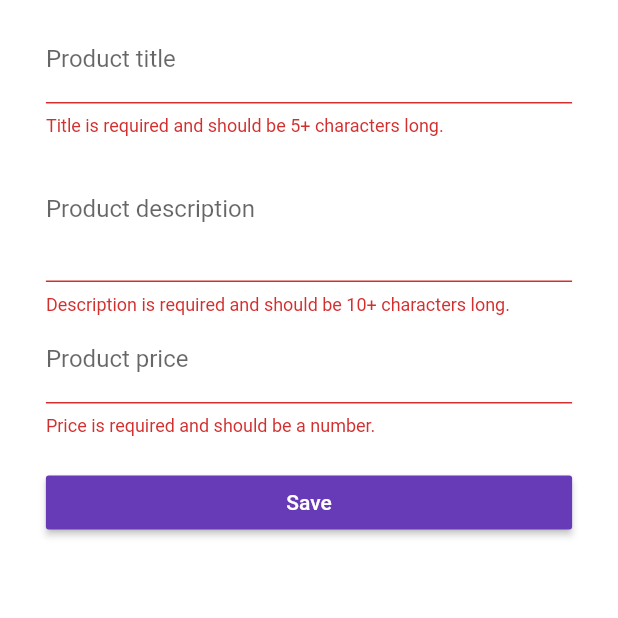
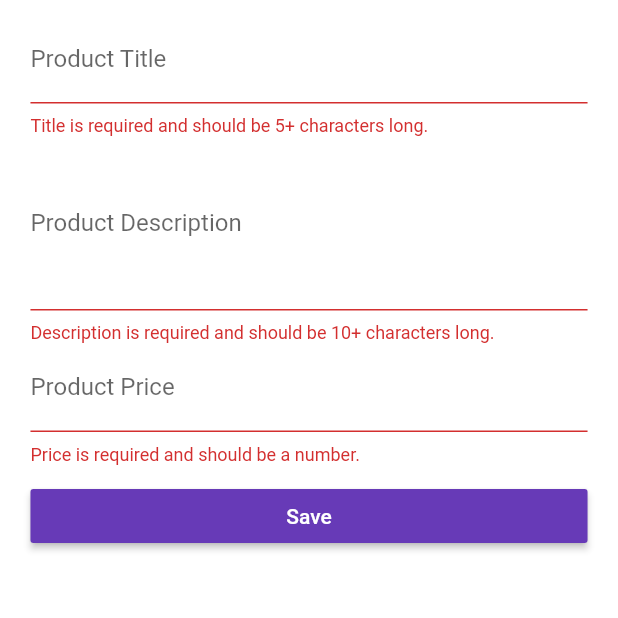
Before and after one commit to AliRadmanesh/flutter-easy-list, a Flutter app: the ProductEditPage screen opened directly, after a tap on "Save", on a phone screen of 412 x 824 dp, the top half of it. Run offline on Flutter 3.47's test engine with Material 2 defaults, Android fonts, the phone set to English and light mode, and no system bars.

Commit message:
App imrovements & bug fixing

```diff
--- a/lib/pages/product_edit.dart
+++ b/lib/pages/product_edit.dart
@@ -1,4 +1,6 @@
 import 'package:flutter/material.dart';
+
+import '../widgets/helpers/ensure_visible.dart';
 
 class ProductEditPage extends StatefulWidget {
   final Function addProduct;
@@ -23,44 +25,59 @@ class _ProductEditPageState extends State<ProductEditPage> {
     'image': 'assets/images/food.jpg'
   };
   final GlobalKey<FormState> _formKey = GlobalKey<FormState>();
+  final _titleFocusNode = FocusNode();
+  final _descriptionFocusNode = FocusNode();
+  final _priceFocusNode = FocusNode();
 
   Widget _buildTitleTextField() {
-    return TextFormField(
-      decoration: InputDecoration(labelText: 'Product title'),
+    return EnsureVisibleWhenFocused(
+      focusNode: _titleFocusNode,
+      child: TextFormField(
+        focusNode: _titleFocusNode,
+        decoration: InputDecoration(labelText: 'Product Title'),
         initialValue: widget.product == null ? '' : widget.product['title'],
         validator: (String value) {
           // if (value.trim().length <= 0) {
-        if (value.isEmpty || value.trim().length < 5) {
-          return 'Title is required and should be 5+ characters long.'; // Return error message
+          if (value.isEmpty || value.length < 5) {
+            return 'Title is required and should be 5+ characters long.';
           }
         },
         onSaved: (String value) {
           _formData['title'] = value;
         },
+      ),
     );
   }
 
   Widget _buildDescriptionTextField() {
-    return TextFormField(
-      maxLines: 3,
-      decoration: InputDecoration(labelText: 'Product description'),
-      initialValue: widget.product == null ? '' : widget.product['description'],
+    return EnsureVisibleWhenFocused(
+      focusNode: _descriptionFocusNode,
+      child: TextFormField(
+        focusNode: _descriptionFocusNode,
+        maxLines: 4,
+        decoration: InputDecoration(labelText: 'Product Description'),
+        initialValue:
+            widget.product == null ? '' : widget.product['description'],
         validator: (String value) {
           // if (value.trim().length <= 0) {
-        if (value.isEmpty || value.trim().length < 10) {
-          return 'Description is required and should be 10+ characters long.'; // Return error message
+          if (value.isEmpty || value.length < 10) {
+            return 'Description is required and should be 10+ characters long.';
           }
         },
         onSaved: (String value) {
           _formData['description'] = value;
         },
+      ),
     );
   }
 
   Widget _buildPriceTextField() {
-    return TextFormField(
-      decoration: InputDecoration(labelText: 'Product price'),
+    return EnsureVisibleWhenFocused(
+      focusNode: _priceFocusNode,
+      child: TextFormField(
+        focusNode: _priceFocusNode,
         keyboardType: TextInputType.number,
+        decoration: InputDecoration(labelText: 'Product Price'),
         initialValue:
             widget.product == null ? '' : widget.product['price'].toString(),
         validator: (String value) {
@@ -73,6 +90,52 @@ class _ProductEditPageState extends State<ProductEditPage> {
         onSaved: (String value) {
           _formData['price'] = double.parse(value);
         },
+      ),
+    );
+  }
+
+  Widget _buildPageContent(BuildContext context) {
+    final double deviceWidth = MediaQuery.of(context).size.width;
+    final double targetWidth = deviceWidth > 550.0 ? 500.0 : deviceWidth * 0.95;
+    final double targetPadding = deviceWidth - targetWidth;
+    return GestureDetector(
+      onTap: () {
+        FocusScope.of(context).requestFocus(FocusNode());
+      },
+      child: Container(
+        margin: EdgeInsets.all(10.0),
+        child: Form(
+          key: _formKey,
+          // [ListView] items will always take the full available space,
+          // so they don't take effect by MediaQuery size.
+          // And instead of setting "width: targetWidth" in [Container]
+          // we should use padding in [ListView]
+          child: ListView(
+            padding: EdgeInsets.symmetric(horizontal: targetPadding / 2),
+            children: <Widget>[
+              _buildTitleTextField(),
+              _buildDescriptionTextField(),
+              _buildPriceTextField(),
+              SizedBox(
+                height: 10.0,
+              ),
+              RaisedButton(
+                child: Text('Save'),
+                textColor: Colors.white,
+                onPressed: _submitForm,
+              )
+              // GestureDetector(
+              //   onTap: _submitForm,
+              //   child: Container(
+              //     color: Colors.green,
+              //     padding: EdgeInsets.all(5.0),
+              //     child: Text('My Button'),
+              //   ),
+              // )
+            ],
+          ),
+        ),
+      ),
     );
   }
 
@@ -87,55 +150,13 @@ class _ProductEditPageState extends State<ProductEditPage> {
     } else {
       widget.updateProduct(widget.productIndex, _formData);
     }
+
     Navigator.pushReplacementNamed(context, '/products');
   }
 
   @override
   Widget build(BuildContext context) {
-    final double deviceWidth = MediaQuery.of(context).size.width;
-    final double targetWidth =
-        deviceWidth > 640.0 ? deviceWidth * 0.70 : deviceWidth * 0.90;
-    final double targetPadding = deviceWidth - targetWidth;
-    final Widget pageContent = GestureDetector(
-      onTap: () {
-        FocusScope.of(context).requestFocus(FocusNode());
-      },
-      child: Container(
-        margin: EdgeInsets.all(10.0),
-        // [ListView] items will always take the full available space,
-        // so they don't take effect by MediaQuery size.
-        // And instead of setting "width: targetWidth" in [Container]
-        // we should use padding in [ListView]
-        child: Form(
-          key: _formKey,
-          child: ListView(
-            padding: EdgeInsets.symmetric(horizontal: targetPadding / 2),
-            children: <Widget>[
-              _buildTitleTextField(),
-              _buildDescriptionTextField(),
-              _buildPriceTextField(),
-              SizedBox(
-                height: 20.0,
-              ),
-              RaisedButton(
-                // color: Theme.of(context).accentColor,
-                textColor: Colors.white,
-                child: Text('Save'),
-                onPressed: _submitForm,
-              ),
-              // GestureDetector(
-              //   onDoubleTap: _submitForm, // Many gestures can be handled here!
-              //   child: Container(
-              //     color: Colors.green,
-              //     padding: EdgeInsets.all(5.0),
-              //     child: Text('My Button'),
-              //   ),
-              // ),
-            ],
-          ),
-        ),
-      ),
-    );
+    final Widget pageContent = _buildPageContent(context);
     return widget.product == null
         ? pageContent
         : Scaffold(
--- a/lib/pages/products.dart
+++ b/lib/pages/products.dart
@@ -45,7 +45,7 @@ class ProductsPage extends StatelessWidget {
           IconButton(
             icon: Icon(Icons.favorite),
             onPressed: () {},
-          ),
+          )
         ],
       ),
       body: Products(products),
--- a/lib/pages/products_admin.dart
+++ b/lib/pages/products_admin.dart
@@ -60,7 +60,7 @@ class ProductsAdminPage extends StatelessWidget {
         body: TabBarView(
           children: <Widget>[
             ProductEditPage(addProduct: addProduct),
-            ProductListPage(products, updateProduct)
+            ProductListPage(products, updateProduct, deleteProduct)
           ],
         ),
       ),
--- /dev/null
+++ b/lib/widgets/helpers/ensure_visible.dart
@@ -0,0 +1,87 @@
+import 'dart:async';
+
+import 'package:flutter/rendering.dart';
+import 'package:flutter/widgets.dart';
+import 'package:meta/meta.dart';
+
+class EnsureVisibleWhenFocused extends StatefulWidget {
+  const EnsureVisibleWhenFocused({
+    Key key,
+    @required this.child,
+    @required this.focusNode,
+    this.curve: Curves.ease,
+    this.duration: const Duration(milliseconds: 100),
+  }) : super(key: key);
+
+  /// The node we will monitor to determine if the child is focused
+  final FocusNode focusNode;
+
+  /// The child widget that we are wrapping
+  final Widget child;
+
+  /// The curve we will use to scroll ourselves into view.
+  ///
+  /// Defaults to Curves.ease.
+  final Curve curve;
+
+  /// The duration we will use to scroll ourselves into view
+  ///
+  /// Defaults to 100 milliseconds.
+  final Duration duration;
+
+  EnsureVisibleWhenFocusedState createState() =>
+      new EnsureVisibleWhenFocusedState();
+}
+
+class EnsureVisibleWhenFocusedState extends State<EnsureVisibleWhenFocused> {
+  @override
+  void initState() {
+    super.initState();
+    widget.focusNode.addListener(_ensureVisible);
+  }
+
+  @override
+  void dispose() {
+    super.dispose();
+    widget.focusNode.removeListener(_ensureVisible);
+  }
+
+  Future<Null> _ensureVisible() async {
+    // Wait for the keyboard to come into view
+    // TODO: position doesn't seem to notify listeners when metrics change,
+    // perhaps a NotificationListener around the scrollable could avoid
+    // the need insert a delay here.
+    await Future.delayed(const Duration(milliseconds: 300));
+
+    if (!widget.focusNode.hasFocus) return;
+
+    final RenderObject object = context.findRenderObject();
+    final RenderAbstractViewport viewport = RenderAbstractViewport.of(object);
+    assert(viewport != null);
+
+    ScrollableState scrollableState = Scrollable.of(context);
+    assert(scrollableState != null);
+
+    ScrollPosition position = scrollableState.position;
+    double alignment;
+    if (position.pixels > viewport.getOffsetToReveal(object, 0.0).offset) {
+      // Move down to the top of the viewport
+      alignment = 0.0;
+    } else if (position.pixels <
+        viewport.getOffsetToReveal(object, 1.0).offset) {
+      // Move up to the bottom of the viewport
+      alignment = 1.0;
+    } else {
+      // No scrolling is necessary to reveal the child
+      return;
+    }
+    position.ensureVisible(
+      object,
+      alignment: alignment,
+      duration: widget.duration,
+      curve: widget.curve,
+    );
+  }
+
+  Widget build(BuildContext context) => widget.child;
+}
--- a/lib/widgets/products/address_tag.dart
+++ b/lib/widgets/products/address_tag.dart
@@ -10,9 +10,8 @@ class AddressTag extends StatelessWidget {
     return Container(
       padding: EdgeInsets.symmetric(horizontal: 6.0, vertical: 2.5),
       decoration: BoxDecoration(
-        border: Border.all(color: Colors.grey, width: 1.0),
-        borderRadius: BorderRadius.circular(4.0),
-      ),
+          border: Border.all(color: Colors.grey, width: 1.0),
+          borderRadius: BorderRadius.circular(4.0)),
       child: Text(address),
     );
   }
```
Also changed, not shown: lib/main.dart (+5 -4 lines), lib/pages/auth.dart (+41 -17 lines), lib/pages/product_list.dart (+35 -9 lines), lib/widgets/products/price_tag.dart (+4 -11 lines), lib/widgets/products/product_card.dart (+13 -21 lines), lib/widgets/products/products.dart (+4 -6 lines). Lines whose indentation alone changed are shown as unchanged.
